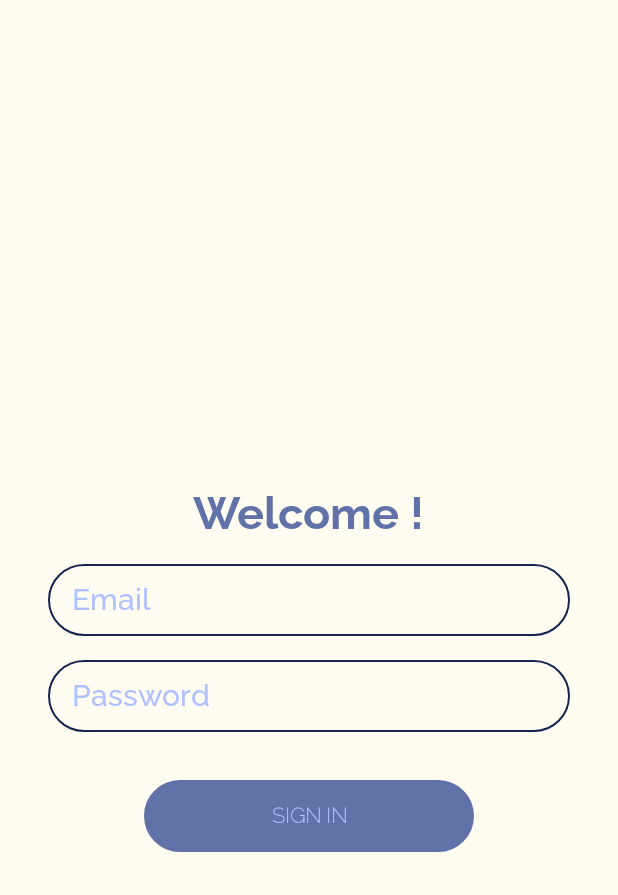
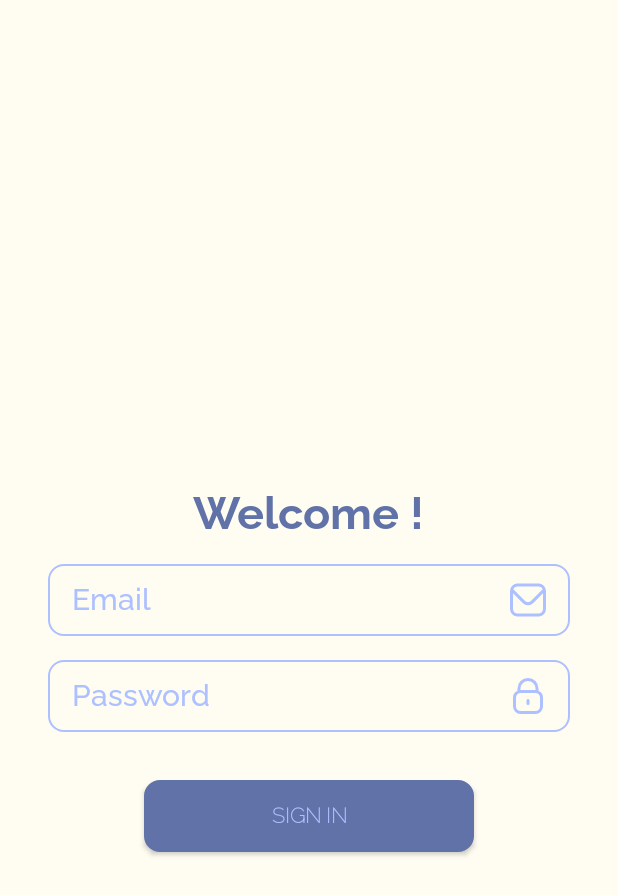
Before and after one commit to MarkoGordic/FitnessAssistant, an Android app: the screen it shows after launch (SignInActivity), on a phone screen of 412 x 824 dp. Shown: the top 895 px of the screen. Run offline under Robolectric (Android 15) with nearby library versions, the phone set to English and light mode, and no system bars; our stand-ins replace Firebase (no records; nobody signed in at launch, a user with empty details on screens opened directly).

Commit message:
Changed Sign In Screen Design
Added icons, hover color

```diff
--- a/app/src/main/java/com/example/fitnessassistant/SignInActivity.java
+++ b/app/src/main/java/com/example/fitnessassistant/SignInActivity.java
@@ -6,6 +6,7 @@ import android.os.Bundle;
 import android.view.View;
 import android.view.animation.Animation;
 import android.view.animation.AnimationUtils;
+import android.widget.Button;
 import android.widget.EditText;
 import android.widget.TextView;
 import android.widget.Toast;
@@ -26,8 +27,7 @@ public class SignInActivity extends AppCompatActivity {
         findViewById(R.id.signInButton).setOnClickListener((View v)->{
             String email = ((EditText) findViewById(R.id.edtTxtEmail)).getText().toString();
             String password = ((EditText) findViewById(R.id.edtTxtPassword)).getText().toString(); // added so user can't spam click button
-            findViewById(R.id.signInButton).setClickable(false);
-            signInUser(email, password);
+            signInUser(email,password);
         });
     }
 
--- /dev/null
+++ b/app/src/main/res/drawable/custom_email.xml
@@ -0,0 +1,10 @@
+<?xml version="1.0" encoding="utf-8"?>
+<selector xmlns:android="http://schemas.android.com/apk/res/android">
+
+    <item android:state_focused="true"
+        android:drawable="@drawable/mail_focused" />
+
+    <item android:state_focused="false"
+        android:drawable="@drawable/mail" />
+
+</selector>
--- /dev/null
+++ b/app/src/main/res/drawable/custom_input.xml
@@ -0,0 +1,21 @@
+<?xml version="1.0" encoding="utf-8"?>
+<!-- Defining shapes for input in sign in screen -->
+<selector xmlns:android="http://schemas.android.com/apk/res/android">
+
+    <item android:state_enabled="true" android:state_focused="true">
+        <shape android:shape="rectangle">
+            <solid android:color="@color/BackgroundColor" />
+            <corners android:radius="10dp"/>
+            <stroke android:color="@color/BlueYonder" android:width="1.5dp"/>
+        </shape>
+    </item>
+
+    <item android:state_enabled="true">
+        <shape android:shape="rectangle">
+            <solid android:color="@color/BackgroundColor" />
+            <corners android:radius="10dp"/>
+            <stroke android:color="@color/MaximumBluePurple" android:width="1dp"/>
+        </shape>
+    </item>
+
+</selector>
--- /dev/null
+++ b/app/src/main/res/drawable/custom_lock.xml
@@ -0,0 +1,8 @@
+<?xml version="1.0" encoding="utf-8"?>
+<selector xmlns:android="http://schemas.android.com/apk/res/android">
+
+    <item android:state_focused="true" android:drawable="@drawable/lock_focused" />
+
+    <item android:state_focused="false" android:drawable="@drawable/lock" />
+
+</selector>
--- /dev/null
+++ b/app/src/main/res/drawable/lock.xml
@@ -0,0 +1 @@
+<vector xmlns:android="http://schemas.android.com/apk/res/android" android:width="24dp" android:height="24dp" android:viewportWidth="24" android:viewportHeight="24" android:tint="@color/MaximumBluePurple"><path android:fillColor="@android:color/white" android:pathData="M19,8.424V7A7,7,0,0,0,5,7V8.424A5,5,0,0,0,2,13v6a5.006,5.006,0,0,0,5,5H17a5.006,5.006,0,0,0,5-5V13A5,5,0,0,0,19,8.424ZM7,7A5,5,0,0,1,17,7V8H7ZM20,19a3,3,0,0,1-3,3H7a3,3,0,0,1-3-3V13a3,3,0,0,1,3-3H17a3,3,0,0,1,3,3Z"/><path android:fillColor="@android:color/white" android:pathData="M12,14a1,1,0,0,0-1,1v2a1,1,0,0,0,2,0V15A1,1,0,0,0,12,14Z"/></vector>
--- /dev/null
+++ b/app/src/main/res/drawable/lock_focused.xml
@@ -0,0 +1 @@
+<vector xmlns:android="http://schemas.android.com/apk/res/android" android:width="24dp" android:height="24dp" android:viewportWidth="24" android:viewportHeight="24" android:tint="@color/BlueYonder"><path android:fillColor="@android:color/white" android:pathData="M19,8.424V7A7,7,0,0,0,5,7V8.424A5,5,0,0,0,2,13v6a5.006,5.006,0,0,0,5,5H17a5.006,5.006,0,0,0,5-5V13A5,5,0,0,0,19,8.424ZM7,7A5,5,0,0,1,17,7V8H7ZM20,19a3,3,0,0,1-3,3H7a3,3,0,0,1-3-3V13a3,3,0,0,1,3-3H17a3,3,0,0,1,3,3Z"/><path android:fillColor="@android:color/white" android:pathData="M12,14a1,1,0,0,0-1,1v2a1,1,0,0,0,2,0V15A1,1,0,0,0,12,14Z"/></vector>
--- /dev/null
+++ b/app/src/main/res/drawable/mail.xml
@@ -0,0 +1 @@
+<vector xmlns:android="http://schemas.android.com/apk/res/android" android:width="24dp" android:height="24dp" android:viewportWidth="24" android:viewportHeight="24" android:tint="@color/MaximumBluePurple"><path android:fillColor="@android:color/white" android:pathData="M19,1H5A5.006,5.006,0,0,0,0,6V18a5.006,5.006,0,0,0,5,5H19a5.006,5.006,0,0,0,5-5V6A5.006,5.006,0,0,0,19,1ZM5,3H19a3,3,0,0,1,2.78,1.887l-7.658,7.659a3.007,3.007,0,0,1-4.244,0L2.22,4.887A3,3,0,0,1,5,3ZM19,21H5a3,3,0,0,1-3-3V7.5L8.464,13.96a5.007,5.007,0,0,0,7.072,0L22,7.5V18A3,3,0,0,1,19,21Z"/></vector>
--- /dev/null
+++ b/app/src/main/res/drawable/mail_focused.xml
@@ -0,0 +1 @@
+<vector xmlns:android="http://schemas.android.com/apk/res/android" android:width="24dp" android:height="24dp" android:viewportWidth="24" android:viewportHeight="24" android:tint="@color/BlueYonder"><path android:fillColor="@android:color/white" android:pathData="M19,1H5A5.006,5.006,0,0,0,0,6V18a5.006,5.006,0,0,0,5,5H19a5.006,5.006,0,0,0,5-5V6A5.006,5.006,0,0,0,19,1ZM5,3H19a3,3,0,0,1,2.78,1.887l-7.658,7.659a3.007,3.007,0,0,1-4.244,0L2.22,4.887A3,3,0,0,1,5,3ZM19,21H5a3,3,0,0,1-3-3V7.5L8.464,13.96a5.007,5.007,0,0,0,7.072,0L22,7.5V18A3,3,0,0,1,19,21Z"/></vector>
--- a/app/src/main/res/drawable/round_shape.xml
+++ /dev/null
@@ -1,10 +0,0 @@
-<?xml version="1.0" encoding="utf-8"?>
-<!-- Round Shape Definition -->
-<shape xmlns:android="http://schemas.android.com/apk/res/android"
-    android:padding="16dp"
-    android:shape="rectangle">
-    <stroke
-        android:width="1dp"
-        android:color="@color/SpaceCadet" />
-    <corners android:radius="24dp" />
-</shape>
--- /dev/null
+++ b/app/src/main/res/drawable/sign_in_button.xml
@@ -0,0 +1,13 @@
+<?xml version="1.0" encoding="utf-8"?>
+<!-- Sign In Button -->
+<selector xmlns:android="http://schemas.android.com/apk/res/android">
+    <item>
+        <shape android:shape="rectangle"
+            android:tint="@color/BlueYonder">
+            <solid android:color="@color/BackgroundColor" />
+            <corners android:radius="10dp"/>
+            <stroke android:color="@color/MaximumBluePurple"
+                android:width="1dp"/>
+        </shape>
+    </item>
+</selector>
--- a/app/src/main/res/layout/signin_screen.xml
+++ b/app/src/main/res/layout/signin_screen.xml
@@ -24,7 +24,9 @@
         android:textFontWeight="600"
         android:textSize="30sp" />
 
+    <!-- TODO Add © rights for icons && for fonts -->
     <!-- TODO EditTexts should change color when they are selected -->
+    <!-- TODO Add vision for password -->
 
     <!-- Email EditText -->
     <EditText
@@ -39,14 +41,16 @@
         android:layout_marginEnd="32dp"
         android:layout_marginBottom="16dp"
 
+        android:drawableEnd="@drawable/custom_email"
+
         android:autofillHints="emailAddress"
-        android:background="@drawable/round_shape"
+        android:hint="@string/prompt_email"
+        android:inputType="textEmailAddress"
+
+        android:background="@drawable/custom_input"
+
         android:fontFamily="@font/ralewaym"
-
-        android:hint="@string/prompt_email"
-
         android:includeFontPadding="false"
-        android:inputType="textEmailAddress"
         android:paddingHorizontal="16sp"
         android:textColor="@color/BlueYonder"
         android:textColorHint="@color/MaximumBluePurple"
@@ -65,11 +69,13 @@
         android:layout_marginEnd="32dp"
         android:layout_marginBottom="32dp"
 
+        android:drawableEnd="@drawable/custom_lock"
+
         android:autofillHints="password"
         android:hint="@string/prompt_password"
         android:inputType="textPassword"
 
-        android:background="@drawable/round_shape"
+        android:background="@drawable/custom_input"
 
         android:fontFamily="@font/ralewaym"
         android:includeFontPadding="false"
@@ -94,8 +100,7 @@
         android:layout_marginEnd="64dp"
         android:layout_marginBottom="256dp"
 
-        android:background="@drawable/round_shape"
-        android:backgroundTint="@color/BlueYonder"
+        android:background="@drawable/sign_in_button"
 
         android:fontFamily="@font/raleway"
         android:includeFontPadding="false"
```
